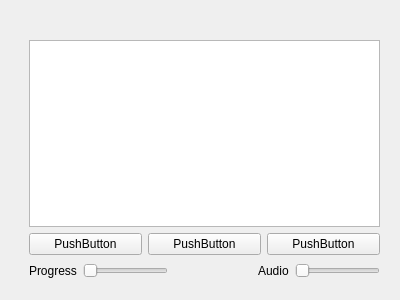
The window that mediaplayer.ui (lsyslsy/KMediaPlayer) describes before a commit, drawn with Qt 5.
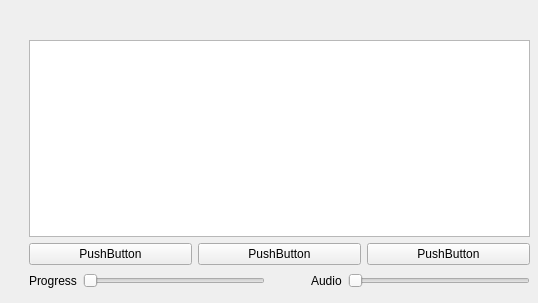
The same window after the commit.

Diff of the .ui file:
```diff
--- a/mediaplayer.ui
+++ b/mediaplayer.ui
@@ -6,8 +6,8 @@
    <rect>
     <x>0</x>
     <y>0</y>
-    <width>400</width>
-    <height>300</height>
+    <width>538</width>
+    <height>303</height>
    </rect>
   </property>
   <property name="windowTitle">
@@ -18,8 +18,8 @@
     <rect>
      <x>29</x>
      <y>40</y>
-     <width>351</width>
-     <height>241</height>
+     <width>501</width>
+     <height>251</height>
     </rect>
    </property>
    <layout class="QVBoxLayout" name="verticalLayout">
@@ -75,6 +75,9 @@
         <property name="orientation">
          <enum>Qt::Horizontal</enum>
         </property>
+        <property name="sizeType">
+         <enum>QSizePolicy::Minimum</enum>
+        </property>
         <property name="sizeHint" stdset="0">
          <size>
           <width>40</width>
```
